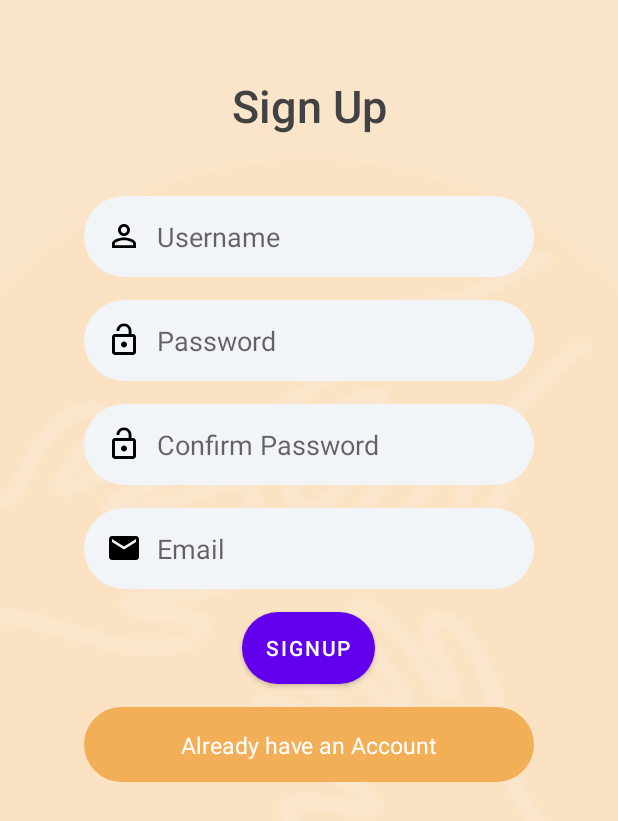
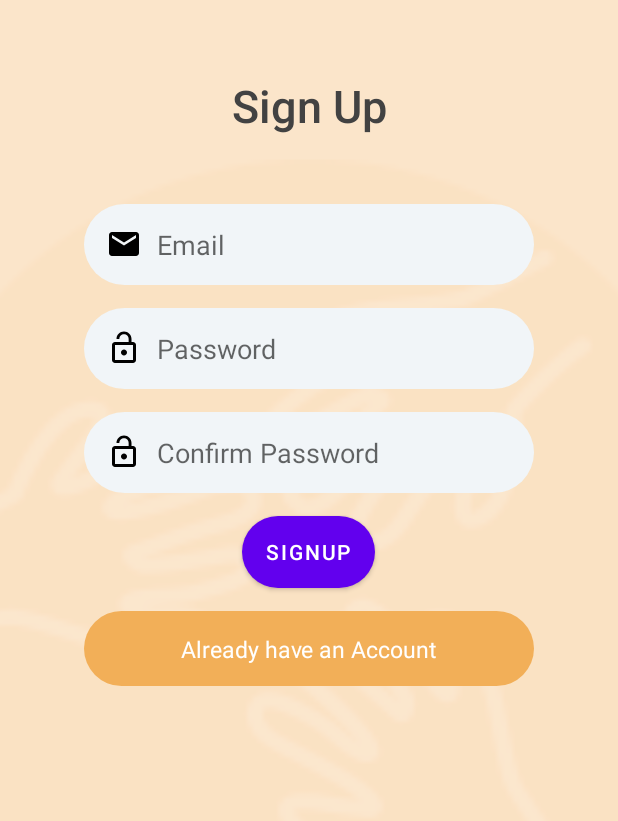
Before and after one commit to awael/Freebie, an Android app: the screen it shows after launch (SignUp), after a tap on "DON'T HAVE AN ACCOUNT", on a phone screen of 412 x 824 dp. Shown: the top 821 px of the screen. Run offline under Robolectric (Android 15) with nearby library versions, the phone set to English and light mode, and no system bars; our stand-ins replace Firebase (no records; nobody signed in at launch, a user with empty details on screens opened directly).

Commit message:
Sign up with Firebase added

```diff
--- a/Freebie/app/src/main/java/com/aucegypt/freebie/MainActivity.java
+++ b/Freebie/app/src/main/java/com/aucegypt/freebie/MainActivity.java
@@ -4,23 +4,32 @@ import android.content.Intent;
 import android.os.Bundle;
 import android.view.View;
 import android.widget.Button;
+import android.widget.EditText;
 import android.widget.TextView;
 
 import androidx.appcompat.app.AppCompatActivity;
 
+import com.google.firebase.auth.FirebaseAuth;
+
 public class MainActivity extends AppCompatActivity {
-Button btn1;
-Button noAccButton;
+    Button btn1;
+    Button noAccButton;
+    private EditText email, password;
+    private FirebaseAuth firebaseAuth;
+
     @Override
     protected void onCreate(Bundle savedInstanceState) {
         super.onCreate(savedInstanceState);
         setContentView(R.layout.activity_main);
+
         btn1=(Button)findViewById(R.id.signinbtn);
+        firebaseAuth = FirebaseAuth.getInstance();
         btn1.setOnClickListener(new View.OnClickListener() {
             @Override
             public void onClick(View v) {
                 Intent intent=new Intent(MainActivity.this, HomePage.class);
                 startActivity(intent);
+//                createUser();
             }
         });
 
@@ -33,4 +42,7 @@ Button noAccButton;
             }
         });
     }
+//    private void createUser(){
+//        String email =
+//    }
 }
--- a/Freebie/app/src/main/res/layout/activity_sign_up.xml
+++ b/Freebie/app/src/main/res/layout/activity_sign_up.xml
@@ -24,18 +24,18 @@
             android:layout_margin="30dp"/>
 
         <EditText
-            android:id="@+id/edittxt1"
+            android:id="@+id/signupemailtxt"
             android:background="@drawable/edittextstyle"
-            android:drawableLeft="@drawable/ic_person_outline_black_24dp"
+            android:layout_marginTop="15dp"
+            android:hint="Email"
+            android:drawableLeft="@drawable/ic_email_black_24dp"
             android:drawablePadding="10dp"
-            android:layout_marginTop="10dp"
-            android:hint="Username"
             android:layout_width="300dp"
             android:layout_height="wrap_content"
             android:layout_gravity="center_horizontal"/>
 
         <EditText
-            android:id="@+id/edittxt2"
+            android:id="@+id/passwordtxt"
             android:background="@drawable/edittextstyle"
             android:drawableLeft="@drawable/ic_lock_open_black_24dp"
             android:drawablePadding="10dp"
@@ -46,7 +46,7 @@
             android:layout_height="wrap_content"
             android:layout_gravity="center_horizontal"/>
         <EditText
-            android:id="@+id/edittxt3"
+            android:id="@+id/passwordtxt1"
             android:background="@drawable/edittextstyle"
             android:drawableLeft="@drawable/ic_lock_open_black_24dp"
             android:layout_marginTop="15dp"
@@ -56,16 +56,7 @@
             android:layout_width="300dp"
             android:layout_height="wrap_content"
             android:layout_gravity="center_horizontal"/>
-        <EditText
-            android:id="@+id/signupemailtxt"
-            android:background="@drawable/edittextstyle"
-            android:layout_marginTop="15dp"
-            android:hint="Email"
-            android:drawableLeft="@drawable/ic_email_black_24dp"
-            android:drawablePadding="10dp"
-            android:layout_width="300dp"
-            android:layout_height="wrap_content"
-            android:layout_gravity="center_horizontal"/>
+
         <Button
             android:id="@+id/signupbtn"
             android:background="@drawable/btnstyle"
```
Also changed, not shown: Freebie/app/src/main/java/com/aucegypt/freebie/SignUp.java (+71 -5 lines), Freebie/app/src/main/res/layout/activity_main.xml (+7 -7 lines).
